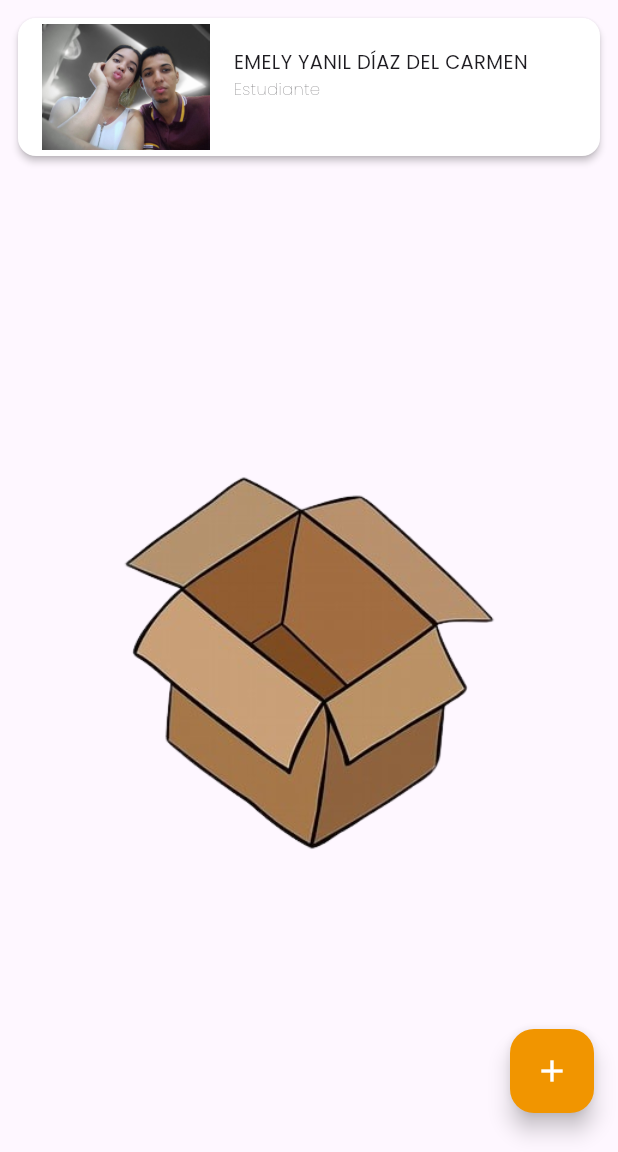
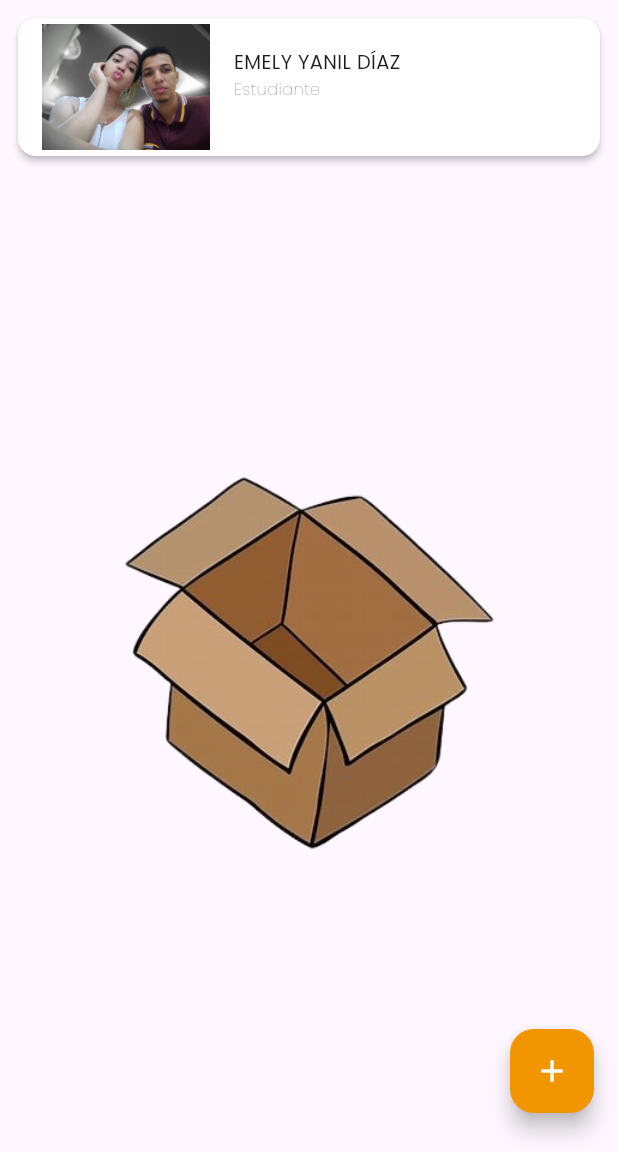
Before and after one commit to enmanuelbcf/flutter_app_mobile, a Flutter app: the screen it shows after launch, on a phone screen of 412 x 824 dp, the part 84-1236 px from its top. Run offline on Flutter 3.47's test engine with Material 3 defaults, Android fonts, the phone set to English and light mode, and no system bars; our stand-ins replace google_fonts, image_picker, isar; missing offline and left inert: board_datetime_picker; accounts and stored records are empty; generated files the repository leaves out were written again.

Commit message:
fix/quitar_apellido

```diff
--- a/lib/main.dart
+++ b/lib/main.dart
@@ -65,8 +65,9 @@ class MyApp extends StatelessWidget {
                           children: [
                             const SizedBox(
                               height: 20,
+
                             ),
-                            Text('EMELY YANIL DÍAZ DEL CARMEN',
+                            Text('EMELY YANIL DÍAZ',
                                 style: GoogleFonts.poppins(
                                     fontWeight: FontWeight.w400, fontSize: 13)),
                             Expanded(
```
